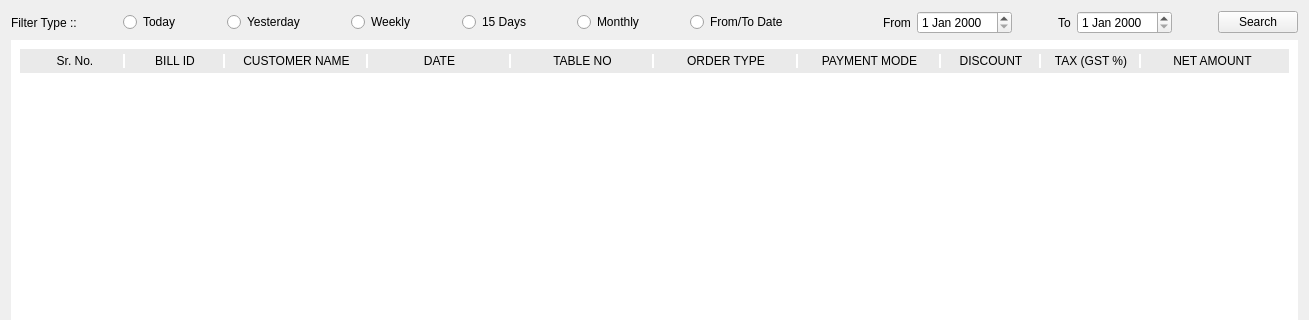
Old version of the form menu/bill_history/billhistorywidget.ui in the repository Anmol-A-jain/Dyner; both pictures show x 0 to 1309 and y 0 to 320 of the 1309 by 784 pixel window.
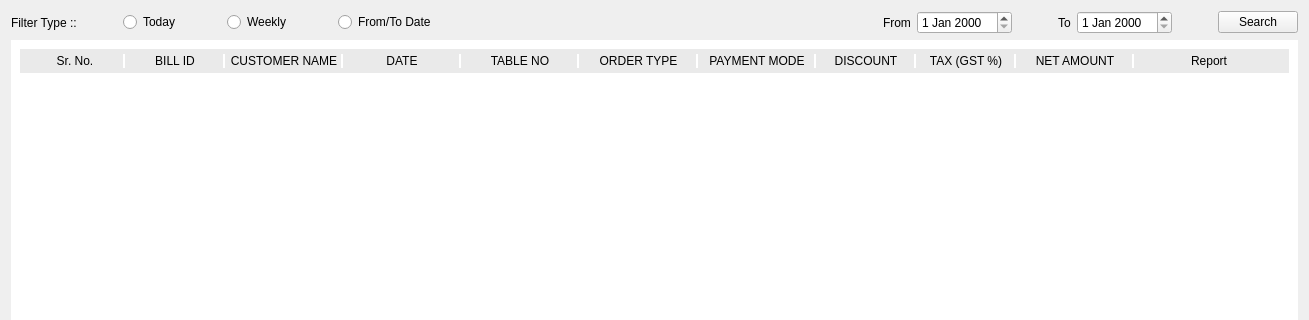
New version of the form.

```diff
--- a/menu/bill_history/billhistorywidget.ui
+++ b/menu/bill_history/billhistorywidget.ui
@@ -56,29 +56,6 @@
            </property>
           </widget>
          </item>
-         <item>
-          <spacer name="horizontalSpacer_4">
-           <property name="orientation">
-            <enum>Qt::Horizontal</enum>
-           </property>
-           <property name="sizeType">
-            <enum>QSizePolicy::Preferred</enum>
-           </property>
-           <property name="sizeHint" stdset="0">
-            <size>
-             <width>40</width>
-             <height>20</height>
-            </size>
-           </property>
-          </spacer>
-         </item>
-         <item>
-          <widget class="QRadioButton" name="rdbYesterday">
-           <property name="text">
-            <string>Yesterday</string>
-           </property>
-          </widget>
-         </item>
          <item>
           <spacer name="horizontalSpacer_5">
            <property name="orientation">
@@ -102,29 +79,6 @@
            </property>
           </widget>
          </item>
-         <item>
-          <spacer name="horizontalSpacer_6">
-           <property name="orientation">
-            <enum>Qt::Horizontal</enum>
-           </property>
-           <property name="sizeType">
-            <enum>QSizePolicy::Preferred</enum>
-           </property>
-           <property name="sizeHint" stdset="0">
-            <size>
-             <width>40</width>
-             <height>20</height>
-            </size>
-           </property>
-          </spacer>
-         </item>
-         <item>
-          <widget class="QRadioButton" name="rdb15Day">
-           <property name="text">
-            <string>15 Days</string>
-           </property>
-          </widget>
-         </item>
          <item>
           <spacer name="horizontalSpacer_2">
            <property name="orientation">
@@ -141,29 +95,6 @@
            </property>
           </spacer>
          </item>
-         <item>
-          <widget class="QRadioButton" name="rdbMonthly">
-           <property name="text">
-            <string>Monthly</string>
-           </property>
-          </widget>
-         </item>
-         <item>
-          <spacer name="horizontalSpacer_3">
-           <property name="orientation">
-            <enum>Qt::Horizontal</enum>
-           </property>
-           <property name="sizeType">
-            <enum>QSizePolicy::Preferred</enum>
-           </property>
-           <property name="sizeHint" stdset="0">
-            <size>
-             <width>40</width>
-             <height>20</height>
-            </size>
-           </property>
-          </spacer>
-         </item>
          <item>
           <widget class="QRadioButton" name="rdbFromToDate">
            <property name="text">
@@ -453,11 +384,37 @@
                <height>16777215</height>
               </size>
              </property>
+             <property name="styleSheet">
+              <string notr="true">border-right:2px solid white;
+</string>
+             </property>
              <property name="text">
               <string>&lt;html&gt;&lt;head/&gt;&lt;body&gt;&lt;p align=&quot;center&quot;&gt;NET AMOUNT&lt;/p&gt;&lt;/body&gt;&lt;/html&gt;</string>
              </property>
             </widget>
            </item>
+           <item>
+            <widget class="QLabel" name="label_6">
+             <property name="minimumSize">
+              <size>
+               <width>150</width>
+               <height>0</height>
+              </size>
+             </property>
+             <property name="maximumSize">
+              <size>
+               <width>100</width>
+               <height>16777215</height>
+              </size>
+             </property>
+             <property name="text">
+              <string>Report</string>
+             </property>
+             <property name="alignment">
+              <set>Qt::AlignCenter</set>
+             </property>
+            </widget>
+           </item>
           </layout>
          </widget>
         </item>
```
Left out of the diff: 5 changed lines with no effect on the pictures.
